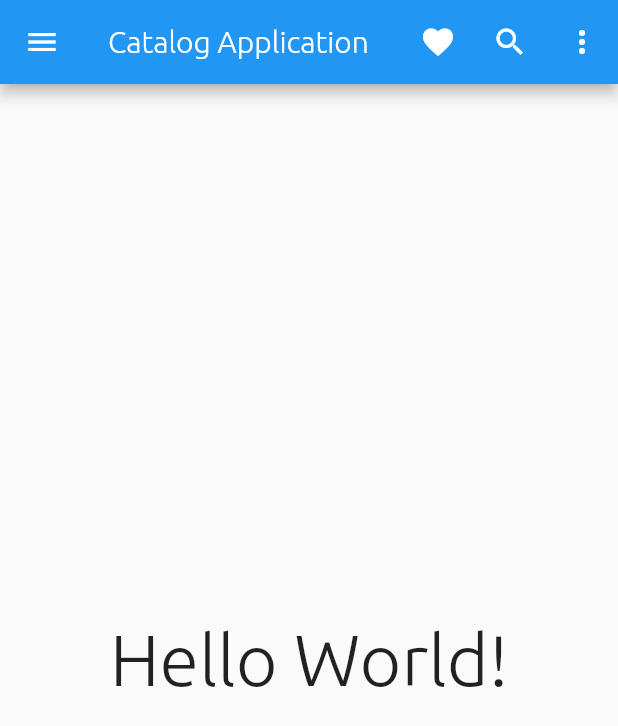
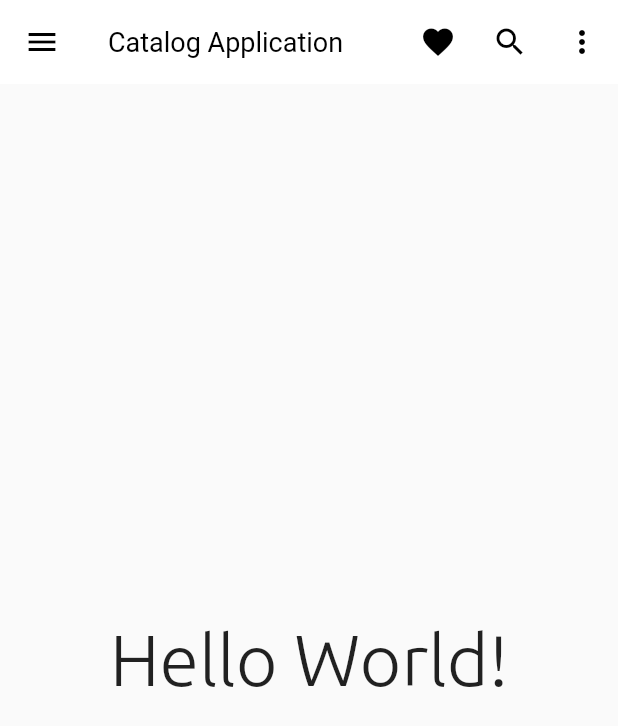
Before and after one commit to iabduul7/flutter-catalog-app, a Flutter app: the screen it shows after launch, on a phone screen of 412 x 824 dp. Shown: the top 726 px of the screen. Run offline on Flutter 3.47's test engine with Material 2 defaults, Android fonts, the phone set to English and light mode, and no system bars.

Commit message:
home screen design

```diff
--- a/lib/main.dart
+++ b/lib/main.dart
@@ -4,6 +4,7 @@ import 'package:flutter_first_application/screens/auth/register_screen.dart';
 import 'package:flutter_first_application/screens/auth/login_screen.dart';
 import 'package:flutter_first_application/screens/home/home_screen.dart';
 import 'package:flutter_first_application/utils/routes.dart';
+import 'package:flutter_first_application/widgets/theme.dart';
 
 void main(List<String> args) => runApp(const MyApp());
 
@@ -15,12 +16,9 @@ class MyApp extends StatelessWidget {
     return MaterialApp(
       // home: const HomeScreen(),
       debugShowCheckedModeBanner: false,
-      themeMode: ThemeMode.system,
-      theme: ThemeData(
-        primarySwatch: Colors.blue,
-        fontFamily: 'Ubuntu',
-      ),
-      darkTheme: ThemeData(brightness: Brightness.dark),
+      themeMode: ThemeMode.light,
+      theme: CustomTheme.lightTheme(context),
+      darkTheme: CustomTheme.darkTheme(context),
       routes: {
         Routes.home: (context) => const HomeScreen(),
         Routes.login: (context) => const LoginScreen(),
--- a/lib/screens/home/home_screen.dart
+++ b/lib/screens/home/home_screen.dart
@@ -9,13 +9,7 @@ class HomeScreen extends StatelessWidget {
   Widget build(BuildContext context) {
     return Scaffold(
       appBar: AppBar(
-        title: const Text(
-          'Catalog Application',
-          style: TextStyle(
-            fontFamily: 'Ubuntu',
-            fontWeight: FontWeight.w300,
-          ),
-        ),
+        title: const Text('Catalog Application'),
         actions: [
           IconButton(
               onPressed: () => showDialog<String>(
--- /dev/null
+++ b/lib/widgets/theme.dart
@@ -0,0 +1,21 @@
+import 'package:flutter/material.dart';
+
+class CustomTheme {
+  static ThemeData lightTheme(BuildContext context) => ThemeData(
+        primarySwatch: Colors.blue,
+        fontFamily: 'Ubuntu',
+        appBarTheme: const AppBarTheme(
+          color: Colors.white,
+          elevation: 0.0,
+          iconTheme: IconThemeData(color: Colors.black),
+          // textTheme: Theme.of(context).textTheme,
+          titleTextStyle: TextStyle(
+            color: Colors.black,
+            fontWeight: FontWeight.w400,
+            fontSize: 18,
+          ),
+        ),
+      );
+  static ThemeData darkTheme(BuildContext context) =>
+      ThemeData(brightness: Brightness.dark);
+}
```
